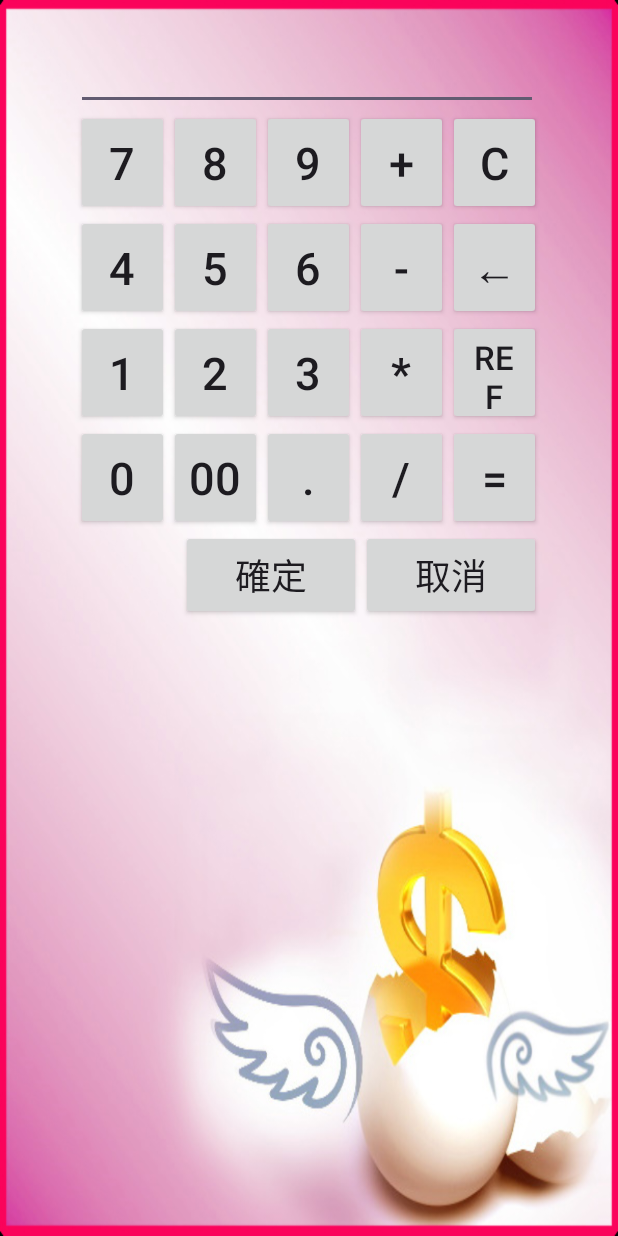
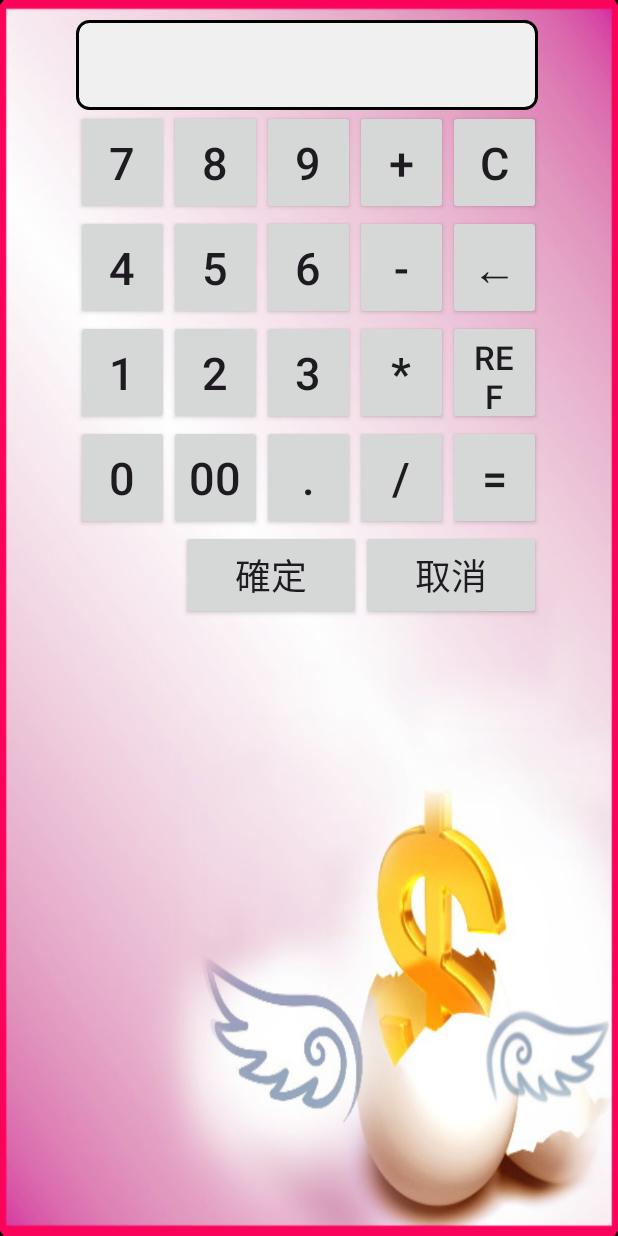
Before and after one commit to coobila/MyMoney, an Android app: the Calc screen opened directly, with no data from a screen before it, on a phone screen of 412 x 824 dp. Run offline under Robolectric (Android 15) with nearby library versions, the phone set to English and light mode, and no system bars; 11 statements that could not run were skipped.

Commit message:
Update calc.xml
修改style

```diff
--- a/app/src/main/res/layout/calc.xml
+++ b/app/src/main/res/layout/calc.xml
@@ -20,7 +20,9 @@
                 android:id="@+id/Mount"
                 android:layout_width="308dp"
                 android:layout_height="60dp"
-                android:text="0"/>
+                android:inputType="number"
+                android:text="0"
+                android:background="@drawable/custom_edittext_background"/>
         </TableRow>
         <TableLayout
             android:id="@+id/tableLayout2"
```
